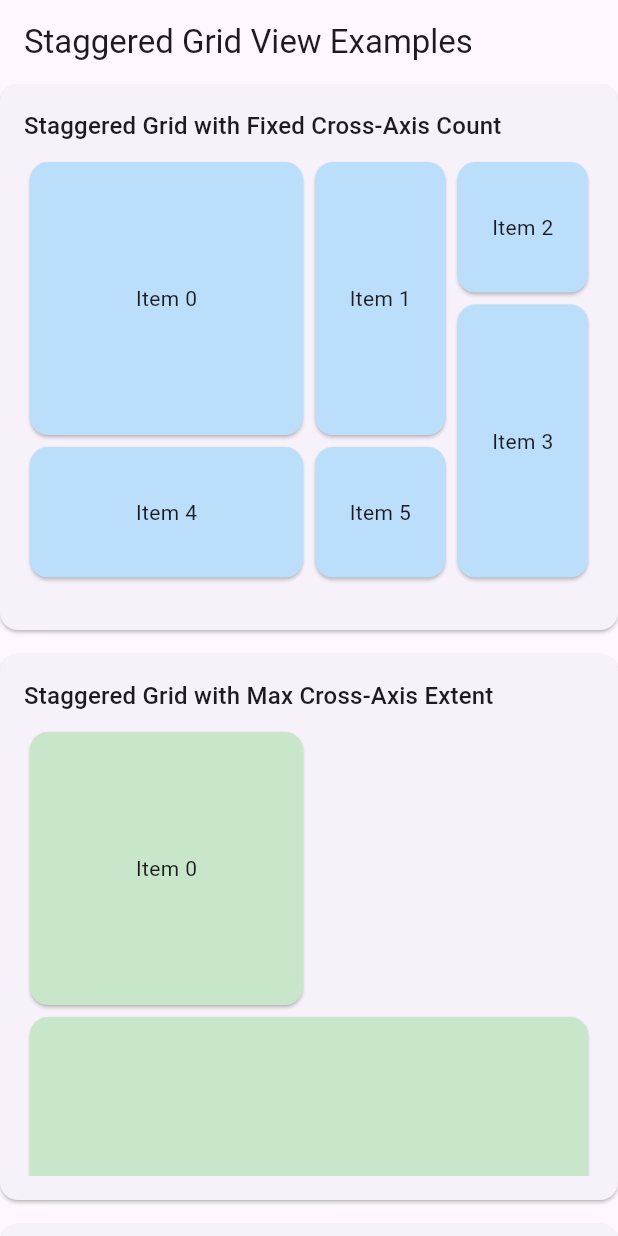
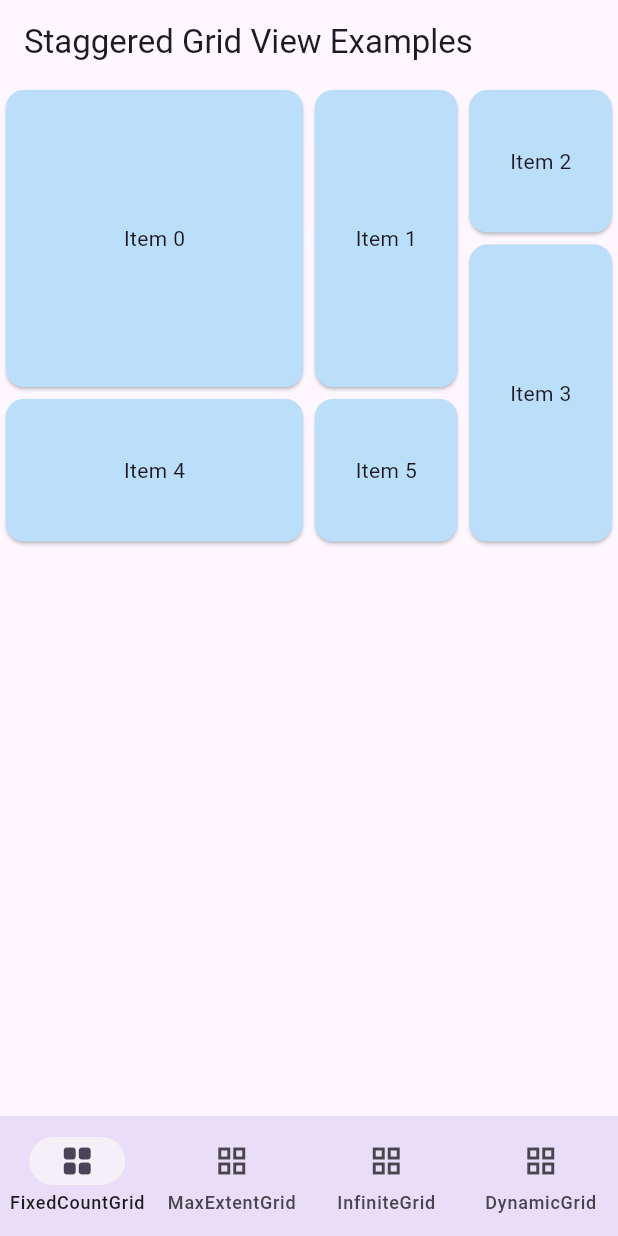
Before and after one commit to AKB0N/staggered_grid_view, a Flutter app: the screen it shows after launch, on a phone screen of 412 x 824 dp. Run offline on Flutter 3.47's test engine with Material 3 defaults, Android fonts, the phone set to English and light mode, and no system bars.

Commit message:
Feat: Implement bottom navigation bar for grid examples
This commit introduces a bottom navigation bar to the example application, allowing users to easily switch between different staggered grid view examples (FixedCountGrid, MaxExtentGrid, InfiniteGrid, and DynamicGrid). Each grid example is now a separate screen accessible via the navigation bar.

```diff
--- a/example/lib/main.dart
+++ b/example/lib/main.dart
@@ -30,68 +30,66 @@ class HomeScreen extends StatefulWidget {
 
 class _HomeScreenState extends State<HomeScreen> {
   final _scrollController = ScrollController();
+  int currentIndex = 0;
+
+  List<Widget> screens = [
+    buildFixedCountGrid(),
+    buildMaxExtentGrid(),
+    buildInfiniteGrid(),
+    buildDynamicGrid(),
+  ];
 
   @override
   Widget build(BuildContext context) {
     return Scaffold(
       appBar: AppBar(title: const Text('Staggered Grid View Examples')),
       body: PrimaryScrollController(
-        controller: _scrollController,
-        child: ListView(
-          scrollDirection: Axis.vertical,
-          padding: const EdgeInsets.fromLTRB(0, 0, 0, 120),
-          addAutomaticKeepAlives: true,
-          children: [
-            _buildExampleCard(
-              context,
-              title: 'Staggered Grid with Fixed Cross-Axis Count',
-              child: _buildFixedCountGrid(),
+          controller: _scrollController, child: screens[currentIndex]),
+      bottomNavigationBar: NavigationBar(
+        // key: navigationKey,
+        animationDuration: const Duration(milliseconds: 300),
+        selectedIndex: currentIndex,
+        backgroundColor: Theme.of(context).colorScheme.secondaryContainer,
+        indicatorColor: Theme.of(context).colorScheme.onInverseSurface,
+        surfaceTintColor: Theme.of(context).colorScheme.surfaceContainerHighest,
+        overlayColor: WidgetStateColor.resolveWith(
+          (states) => Theme.of(context).colorScheme.onInverseSurface,
         ),
-            _buildExampleCard(
-              context,
-              title: 'Staggered Grid with Max Cross-Axis Extent',
-              child: _buildMaxExtentGrid(),
+        onDestinationSelected: (index) {
+          setState(() {
+            currentIndex = index;
+          });
+        },
+        labelBehavior: NavigationDestinationLabelBehavior.alwaysShow,
+        destinations: <NavigationDestination>[
+          NavigationDestination(
+            selectedIcon: const Icon(Icons.grid_view_rounded),
+            icon: const Icon(Icons.grid_view_outlined),
+            label: 'FixedCountGrid',
           ),
-            _buildExampleCard(
-              context,
-              title: 'Staggered Grid with Builder for Infinite Items',
-              child: _buildInfiniteGrid(),
+          NavigationDestination(
+            selectedIcon: const Icon(Icons.grid_view_rounded),
+            icon: const Icon(Icons.grid_view_outlined),
+            label: 'MaxExtentGrid',
           ),
-            _buildExampleCard(
-              context,
-              title: 'Staggered Grid with different layouts',
-              child: _buildDynamicGrid(),
+          NavigationDestination(
+            selectedIcon: const Icon(Icons.grid_view_rounded),
+            icon: const Icon(Icons.grid_view_outlined),
+            label: 'InfiniteGrid',
+          ),
+          NavigationDestination(
+            selectedIcon: const Icon(Icons.grid_view_rounded),
+            icon: const Icon(Icons.grid_view_outlined),
+            label: 'DynamicGrid',
           ),
         ],
       ),
-      ),
     );
   }
-
-  Widget _buildExampleCard(BuildContext context,
-      {required String title, required Widget child}) {
-    return Card(
-      margin: const EdgeInsets.only(bottom: 16),
-      child: Padding(
-        padding: const EdgeInsets.all(16),
-        child: Column(
-          crossAxisAlignment: CrossAxisAlignment.start,
-          children: [
-            Text(title, style: Theme.of(context).textTheme.titleMedium),
-            const SizedBox(height: 8),
-            SizedBox(
-              height: 300,
-              child: child,
-            ),
-          ],
-        ),
-      ),
-    );
 }
 
-  Widget _buildFixedCountGrid() {
+Widget buildFixedCountGrid() {
   return StaggeredGridView.count(
-      physics: const NeverScrollableScrollPhysics(),
     crossAxisCount: 4,
     staggeredTiles: const [
       StaggeredTile.count(2, 2),
@@ -110,10 +108,9 @@ class _HomeScreenState extends State<HomeScreen> {
   );
 }
 
-  Widget _buildMaxExtentGrid() {
+Widget buildMaxExtentGrid() {
   return StaggeredGridView.extentBuilder(
     maxCrossAxisExtent: 200,
-      physics: const NeverScrollableScrollPhysics(),
     itemCount: 20,
     staggeredTileBuilder: (index) =>
         StaggeredTile.count((index % 3) + 1, (index % 5) + 1),
@@ -123,9 +120,8 @@ class _HomeScreenState extends State<HomeScreen> {
   );
 }
 
-  Widget _buildInfiniteGrid() {
+Widget buildInfiniteGrid() {
   return StaggeredGridView.countBuilder(
-      physics: const NeverScrollableScrollPhysics(),
     crossAxisCount: 3,
     itemCount: 100,
     staggeredTileBuilder: (index) => StaggeredTile.count(1, 1 + (index % 3)),
@@ -135,9 +131,8 @@ class _HomeScreenState extends State<HomeScreen> {
   );
 }
 
-  Widget _buildDynamicGrid() {
+Widget buildDynamicGrid() {
   return StaggeredGridView.custom(
-      physics: const NeverScrollableScrollPhysics(),
     gridDelegate: SliverStaggeredGridDelegateWithFixedCrossAxisCount(
         crossAxisCount: 3,
         staggeredTileBuilder: (index) {
@@ -155,4 +150,3 @@ class _HomeScreenState extends State<HomeScreen> {
         childCount: 30),
   );
 }
-}
```
Lines whose indentation alone changed are shown as unchanged.
